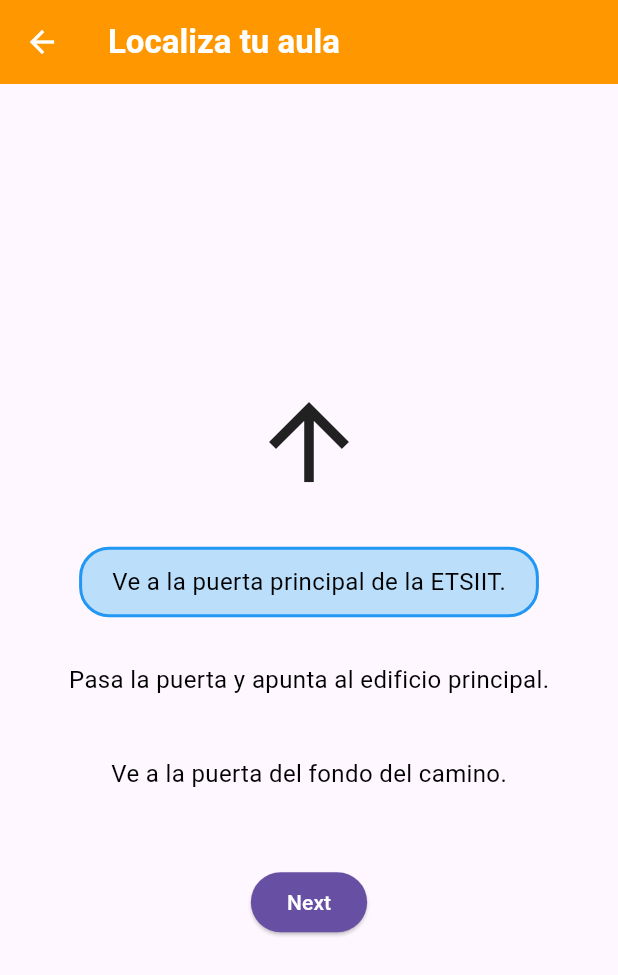
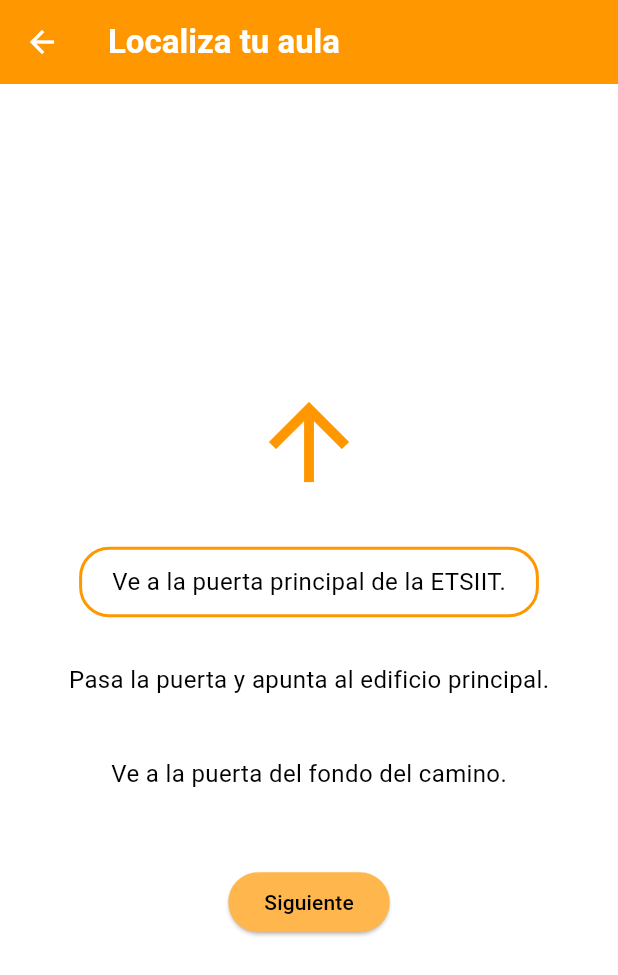
Before and after one commit to pab1s/ETSIIT-info-app, a Flutter app: the IndoorNavPage screen opened directly, on a phone screen of 412 x 824 dp. Shown: the top 975 px of the screen. Run offline on Flutter 3.47's test engine with Material 3 defaults, Android fonts, the light colour scheme and no system bars; our stand-ins replace camera, carousel_slider, flutter_compass, flutter_map, flutter_tts, geolocator and 8 more; missing offline and left inert: dialogflow_grpc, flutter_map_animations, flutter_pixelmatching, light, syncfusion_flutter_core; statements that could not run were skipped; project files that could hold a hidden picture were left out.

Commit message:
Fix UI styling and add new features

```diff
--- a/lib/pages/chat_page.dart
+++ b/lib/pages/chat_page.dart
@@ -131,7 +131,7 @@ class _ChatPageState extends State<ChatPage> {
   @override
   Widget build(BuildContext context) {
     return Scaffold(
-      appBar: PreferredSize(
+      appBar: const PreferredSize(
         preferredSize: Size.fromHeight(kToolbarHeight),
         child: TopBar(
           title: "Tu asistente personal de la ETSIIT",
--- a/lib/pages/indoor_navigation_page.dart
+++ b/lib/pages/indoor_navigation_page.dart
@@ -9,6 +9,7 @@ import 'package:flutter_compass/flutter_compass.dart';
 import 'package:flutter_pixelmatching/flutter_pixelmatching.dart';
 import 'package:image_picker/image_picker.dart';
 import 'dart:math' as math;
+import 'package:light/light.dart';
 
 import '../widgets/top_bar.dart';
 import '../services/location_service.dart';
@@ -35,9 +36,12 @@ class _IndoorNavPageState extends State<IndoorNavPage>
   Position? _currentPosition;
   late Timer _timer;
   bool isNearTarget = false;
-  static const double proximityThreshold = 5.0; // 5 meters
+  static const double proximityThreshold = 5.0; // 5 metros
   late AnimationController _controller;
   late Animation<double> _animation;
+  Light? _light;
+  StreamSubscription? _lightSubscription;
+  bool _darkMode = false;
 
   @override
   void initState() {
@@ -46,6 +50,12 @@ class _IndoorNavPageState extends State<IndoorNavPage>
     _initLocationAndOrientationListeners();
     sentences = receiveInstructions(widget.subfolderName);
     _initializePage();
+    _light = Light();
+    _lightSubscription = _light?.lightSensorStream.listen((luxValue) {
+      setState(() {
+        _darkMode = luxValue < 100;
+      });
+    });
   }
 
   void _initializePage() async {
@@ -56,12 +66,13 @@ class _IndoorNavPageState extends State<IndoorNavPage>
     _animation = Tween<double>(begin: 1.0, end: 1.2).animate(_controller);
     _timer = Timer.periodic(
         const Duration(seconds: 1), (Timer t) => _checkProximity());
-    await _loadTargetImage(); // Ensure this is completed before any comparison
+    await _loadTargetImage();
   }
 
   @override
   void dispose() {
     _timer.cancel();
+    _lightSubscription?.cancel();
     _cameraController?.dispose();
     _compassSubscription?.cancel();
     _controller.dispose();
@@ -120,7 +131,7 @@ class _IndoorNavPageState extends State<IndoorNavPage>
     await _loadTargetImage();
 
     try {
-      // Capture image using device's camera
+      // Take photo
       final XFile? photo = await picker.pickImage(source: ImageSource.camera);
 
       if (photo != null) {
@@ -239,15 +250,16 @@ class _IndoorNavPageState extends State<IndoorNavPage>
   @override
   Widget build(BuildContext context) {
     bool isLastSentence = highlightedIndex == sentences.length - 1;
-    bool isDarkMode = Theme.of(context).brightness == Brightness.dark;
     List<String> displayedSentences = _getDisplayedSentences();
+    var backgroundColor = _darkMode ? Colors.black : Colors.white;
+    var textColor = _darkMode ? Colors.white : Colors.black;
+    var buttonColor = _darkMode ? Colors.grey[800] : Colors.orange[300];
 
     return Scaffold(
-      appBar: PreferredSize(
+      appBar: const PreferredSize(
         preferredSize: Size.fromHeight(kToolbarHeight),
         child: TopBar(
           title: "Localiza tu aula",
-          //isDarkMode: isDarkMode,
         ),
       ),
       body: FutureBuilder<bool>(
@@ -255,7 +267,9 @@ class _IndoorNavPageState extends State<IndoorNavPage>
         builder: (context, snapshot) {
           bool isNearTarget = snapshot.data ?? false;
 
-          return Center(
+          return Container(
+            color: backgroundColor,
+            child: Center(
               child: Column(
                 mainAxisSize: MainAxisSize.min,
                 children: <Widget>[
@@ -268,7 +282,7 @@ class _IndoorNavPageState extends State<IndoorNavPage>
                         borderRadius: BorderRadius.circular(10),
                       ),
                       child: const Text(
-                      "You are near!",
+                        "¡Estás cerca!",
                         style: TextStyle(
                           color: Colors.white,
                           fontWeight: FontWeight.bold,
@@ -277,7 +291,8 @@ class _IndoorNavPageState extends State<IndoorNavPage>
                     ),
                   Transform.rotate(
                     angle: -_currentBearing * (math.pi / 180.0),
-                  child: const Icon(Icons.arrow_upward, size: 80),
+                    child: const Icon(Icons.arrow_upward,
+                        size: 80, color: Colors.orange),
                   ),
                   const SizedBox(height: 20),
                   ...List.generate(displayedSentences.length, (index) {
@@ -298,16 +313,16 @@ class _IndoorNavPageState extends State<IndoorNavPage>
                             decoration: BoxDecoration(
                               borderRadius: BorderRadius.circular(20),
                               color: actualIndex == highlightedIndex
-                                ? Colors.blue[100]
+                                  ? Colors.orange[60]
                                   : Colors.transparent,
                               border: actualIndex == highlightedIndex
-                                ? Border.all(color: Colors.blue, width: 2)
+                                  ? Border.all(color: Colors.orange, width: 2)
                                   : null,
                             ),
                             child: Text(
                               displayedSentences[index],
-                            style: const TextStyle(
-                              color: Colors.black,
+                              style: TextStyle(
+                                color: textColor,
                                 fontSize: 16,
                               ),
                             ),
@@ -320,18 +335,18 @@ class _IndoorNavPageState extends State<IndoorNavPage>
                   ElevatedButton(
                     onPressed: _highlightNextOrFinish,
                     style: ElevatedButton.styleFrom(
-                    backgroundColor: isLastSentence
-                        ? Colors.green
-                        : Theme.of(context).primaryColor,
+                      backgroundColor:
+                          isLastSentence ? Colors.green : buttonColor,
                     ),
                     child: Text(
-                    isLastSentence ? "Finish" : "Next",
+                      isLastSentence ? "Fin" : "Siguiente",
                       style: TextStyle(
-                      color: isDarkMode ? Colors.black : Colors.white,
+                        color: _darkMode ? Colors.white : Colors.black,
                       ),
                     ),
                   ),
                 ],
+              ),
             ),
           );
         },
--- a/lib/pages/mapa_page.dart
+++ b/lib/pages/mapa_page.dart
@@ -339,8 +339,8 @@ class _MapaPageState extends State<MapaPage> with TickerProviderStateMixin {
   @override
   Widget build(BuildContext context) {
     return Scaffold(
-      appBar: PreferredSize(
-        preferredSize: const Size.fromHeight(kToolbarHeight),
+      appBar: const PreferredSize(
+        preferredSize: Size.fromHeight(kToolbarHeight),
         child: TopBar(title: "Puntos de Interés"),
       ),
       body: currentLocation == null
--- a/lib/pages/navigation_page.dart
+++ b/lib/pages/navigation_page.dart
@@ -28,7 +28,7 @@ class NavigationPage extends StatefulWidget {
 
 class _NavigationPageState extends State<NavigationPage>
     with TickerProviderStateMixin {
-  final double _zoomLevel = 16; // default zoom level
+  final double _zoomLevel = 20; // default zoom level
   LatLng? currentLocation;
   late Marker originMarker;
   late Marker destinationMarker;
@@ -241,7 +241,7 @@ class _NavigationPageState extends State<NavigationPage>
       loc2.latitude,
       loc2.longitude,
     );
-    return distance / 1000; // Convert to kilometers
+    return distance / 1000;
   }
 
   double _calculateZoomLevel(double distance) {
--- a/lib/pages/tuiqr_page.dart
+++ b/lib/pages/tuiqr_page.dart
@@ -7,8 +7,8 @@ class TuiQrPage extends StatelessWidget {
   @override
   Widget build(BuildContext context) {
     return Scaffold(
-      appBar: PreferredSize(
-        preferredSize: const Size.fromHeight(kToolbarHeight),
+      appBar: const PreferredSize(
+        preferredSize: Size.fromHeight(kToolbarHeight),
         child: TopBar(title: "TUI y QR"),
       ),
       body: Center(
--- a/lib/services/biometrics_service.dart
+++ b/lib/services/biometrics_service.dart
@@ -6,7 +6,7 @@ class BiometricService {
 
   Future<bool> hasBiometrics() async {
     try {
-      return await _auth.canCheckBiometrics;
+      return await _auth.canCheckBiometrics || await _auth.isDeviceSupported();
     } on PlatformException catch (e) {
       print("Error checking biometric capabilities: $e");
       return false;
--- a/lib/widgets/side_bar.dart
+++ b/lib/widgets/side_bar.dart
@@ -37,12 +37,13 @@ class _SideBarState extends State<SideBar> {
   @override
   Widget build(BuildContext context) {
     return Drawer(
-      backgroundColor: _darkMode ? const Color(0xFF9E9E9E) : Colors.white,
+      backgroundColor:
+          _darkMode ? const Color.fromARGB(255, 63, 63, 63) : Colors.white,
       child: ListView(
         padding: EdgeInsets.zero,
         children: <Widget>[
           DrawerHeader(
-            decoration: BoxDecoration(
+            decoration: const BoxDecoration(
               color: AppColors.primary,
             ),
             child: Text(
```
Also changed, not shown: lib/pages/home_page.dart (+5 -7 lines), lib/pages/locations_page.dart (added, +113 -0 lines), lib/pages/login_page.dart (+44 -8 lines), lib/pages/menudetails_page.dart (+12 -4 lines), lib/services/local_auth.dart (added, +18 -0 lines), 1 other file. Lines whose indentation alone changed are shown as unchanged.
